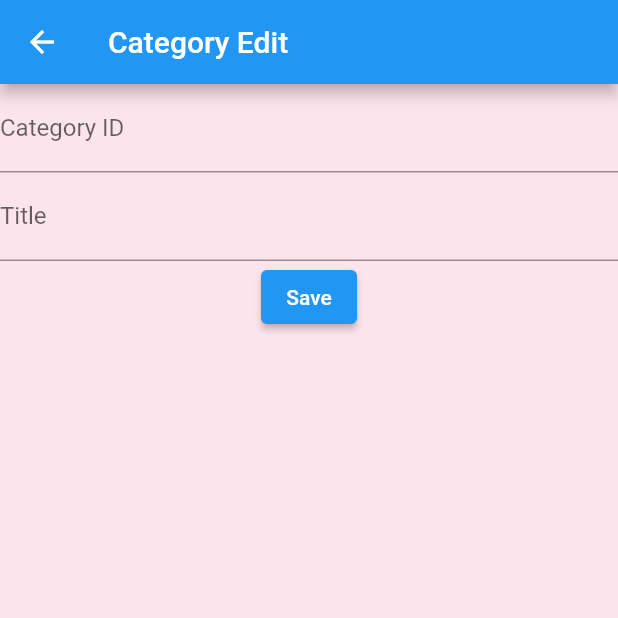
After one commit to withcenter/fireflow, a Flutter app: the CategoryListScreen screen opened by its route, after a tap on the "add" icon, on a phone screen of 412 x 824 dp, the top half of it. The commit adds this screen. Run offline on Flutter 3.47's test engine with Material 2 defaults, Android fonts, the phone set to English and light mode, and no system bars; our stand-ins replace another_flushbar, built_value, cached_network_image, chewie, cloud_firestore, file_picker and 10 more; missing offline and left inert: flutterflow_paginate_firestore, mime_type; accounts and stored records are empty; statements that could not run were skipped.

Commit message:
update post. comment. category. doc. subscriptions

```diff
--- a/example/lib/router.dart
+++ b/example/lib/router.dart
@@ -1,4 +1,7 @@
+import 'package:example/screens/forum/category/category_edit.screen.dart';
+import 'package:example/screens/forum/category/category_list.screen.dart';
 import 'package:example/screens/forum/post_view.screen.dart';
+import 'package:example/screens/setting/setting.screen.dart';
 import 'package:example/screens/user/login.screen.dart';
 import 'package:example/screens/user/register.screen.dart';
 import 'package:example/screens/widget/custom_popup.screen.dart';
@@ -13,6 +16,16 @@ final router = GoRouter(
       name: 'Home',
       path: '/',
       builder: (context, state) => const HomeScreen(),
+    ),
+    GoRoute(
+      name: 'CategoryList',
+      path: '/categoryList',
+      builder: (context, state) => const CategoryListScreen(),
+    ),
+    GoRoute(
+      name: 'CategoryEdit',
+      path: '/categoryEdit',
+      builder: (context, state) => CategoryEditScreen(category: state.queryParams['category']),
     ),
     GoRoute(
       name: 'CustomPopup',
@@ -55,5 +68,10 @@ final router = GoRouter(
       path: '/login',
       builder: (context, state) => LoginScreen(),
     ),
+    GoRoute(
+      name: 'Setting',
+      path: '/setting',
+      builder: (context, state) => SettingScreen(),
+    ),
   ],
 );
--- /dev/null
+++ b/example/lib/screens/forum/category/category_edit.screen.dart
@@ -0,0 +1,69 @@
+import 'package:cloud_firestore/cloud_firestore.dart';
+import 'package:fireflow/fireflow.dart';
+import 'package:flutter/material.dart';
+
+class CategoryEditScreen extends StatefulWidget {
+  const CategoryEditScreen({super.key, this.category});
+
+  final String? category;
+
+  @override
+  State<CategoryEditScreen> createState() => _CategoryEditScreenState();
+}
+
+class _CategoryEditScreenState extends State<CategoryEditScreen> {
+  final title = TextEditingController();
+  final id = TextEditingController();
+
+  CategoryModel? category;
+
+  @override
+  void initState() {
+    super.initState();
+
+    if (widget.category != null) {
+      CategoryService.instance.col.doc(widget.category).get().then((value) {
+        category = CategoryModel.fromSnapshot(value);
+        title.text = category!.title;
+        id.text = category!.category;
+        setState(() {});
+      });
+    }
+  }
+
+  @override
+  Widget build(BuildContext context) {
+    return Scaffold(
+      appBar: AppBar(title: const Text('Category Edit')),
+      body: Container(
+        color: Colors.pink.shade50,
+        child: Column(
+          children: [
+            TextField(
+              controller: id,
+              decoration: const InputDecoration(
+                labelText: 'Category ID',
+              ),
+            ),
+            TextField(
+              controller: title,
+              decoration: const InputDecoration(
+                labelText: 'Title',
+              ),
+            ),
+            ElevatedButton(
+              onPressed: () async {
+                await CategoryService.instance.col.doc(id.text).set({
+                  'title': title.text,
+                  'category': id.text,
+                }, SetOptions(merge: true));
+                Navigator.pop(context);
+              },
+              child: const Text('Save'),
+            ),
+          ],
+        ),
+      ),
+    );
+  }
+}
--- /dev/null
+++ b/example/lib/screens/forum/category/category_list.screen.dart
@@ -0,0 +1,49 @@
+import 'package:fireflow/fireflow.dart';
+import 'package:flutter/material.dart';
+import 'package:go_router/go_router.dart';
+
+class CategoryListScreen extends StatelessWidget {
+  const CategoryListScreen({super.key});
+
+  @override
+  Widget build(BuildContext context) {
+    return Scaffold(
+      appBar: AppBar(
+        title: Text('Categories'),
+        actions: [
+          IconButton(
+            icon: const Icon(Icons.add),
+            onPressed: () {
+              context.pushNamed('CategoryEdit');
+            },
+          ),
+        ],
+      ),
+      body: StreamBuilder(
+          stream: CategoryService.instance.col.snapshots(),
+          builder: (context, snapshot) {
+            if (snapshot.hasError) {
+              return Text('Error: ${snapshot.error}');
+            }
+            if (snapshot.connectionState == ConnectionState.waiting) {
+              return const Center(child: CircularProgressIndicator());
+            }
+            if (snapshot.hasData == false) return const Text('No categories found');
+            if (snapshot.data!.size == 0) return const Text('No categories found');
+
+            return ListView.builder(
+              itemCount: snapshot.data!.docs.length,
+              itemBuilder: (context, index) {
+                final category = CategoryModel.fromSnapshot(snapshot.data!.docs[index]);
+                return ListTile(
+                  title: Text(category.title),
+                  onTap: () {
+                    context.pushNamed('CategoryEdit', queryParams: {'category': category.category});
+                  },
+                );
+              },
+            );
+          }),
+    );
+  }
+}
--- a/lib/src/app.service.dart
+++ b/lib/src/app.service.dart
@@ -94,7 +94,7 @@ class AppService {
 
         await UserService.instance.generateUserPublicDataDocument();
         UserService.instance.listenUserPublicData();
-        await SettingService.instance.generate();
+        await UserSettingService.instance.generate();
       } else {
         this.user = null;
         dog('AppService._initUser() - user is not logged in');
--- a/lib/src/user/user.service.dart
+++ b/lib/src/user/user.service.dart
@@ -26,14 +26,12 @@ class UserService {
   String get uid => FA.FirebaseAuth.instance.currentUser!.uid;
 
   /// The login user's document reference
-  DocumentReference get ref =>
-      FirebaseFirestore.instance.collection('users').doc(uid);
+  DocumentReference get ref => FirebaseFirestore.instance.collection('users').doc(uid);
 
   DocumentReference get myRef => ref;
 
   /// The login user's public data document reference
-  DocumentReference get myUserPublicDataRef =>
-      FirebaseFirestore.instance.collection('users_public_data').doc(uid);
+  DocumentReference get myUserPublicDataRef => FirebaseFirestore.instance.collection('users_public_data').doc(uid);
 
   get publicRef => myUserPublicDataRef;
 
@@ -42,6 +40,7 @@ class UserService {
 
   /// Returns true if the user is logged in.
   bool get isLoggedIn => FA.FirebaseAuth.instance.currentUser != null;
+  bool get notLoggedIn => !isLoggedIn;
 
   StreamSubscription? publicDataSubscription;
 
@@ -119,9 +118,7 @@ class UserService {
   listenUserPublicData() {
     /// Observe the user public data.
     publicDataSubscription?.cancel();
-    publicDataSubscription = UserService.instance.myUserPublicDataRef
-        .snapshots()
-        .listen((snapshot) async {
+    publicDataSubscription = UserService.instance.myUserPublicDataRef.snapshots().listen((snapshot) async {
       if (snapshot.exists) {
         my = UserPublicDataModel.fromSnapshot(snapshot);
         if (AppService.instance.supabase) {
--- a/lib/src/user_setting/user_setting.service.dart
+++ b/lib/src/user_setting/user_setting.service.dart
@@ -5,16 +5,13 @@ import 'package:flutter/material.dart';
 
 /// UserSettingModel is a class that represents a user's setting.
 ///
-class SettingService {
-  static SettingService get instance =>
-      _instance ?? (_instance = SettingService());
-  static SettingService? _instance;
+class UserSettingService {
+  static UserSettingService get instance => _instance ?? (_instance = UserSettingService());
+  static UserSettingService? _instance;
 
   String get uid => FirebaseAuth.instance.currentUser!.uid;
-  DocumentReference get mySettingRef =>
-      FirebaseFirestore.instance.collection('settings').doc(uid);
-  DocumentReference get myUserDocumentReference =>
-      FirebaseFirestore.instance.collection('users').doc(uid);
+  DocumentReference get ref => FirebaseFirestore.instance.collection('settings').doc(uid);
+  DocumentReference get myUserDocumentReference => FirebaseFirestore.instance.collection('users').doc(uid);
 
   User get my => FirebaseAuth.instance.currentUser!;
 
@@ -22,7 +19,7 @@ class SettingService {
   ///
   /// Returns true if the setting document exsits. otherwise, false.
   exists() async {
-    final doc = await mySettingRef.get();
+    final doc = await ref.get();
     return doc.exists;
   }
 
@@ -30,7 +27,7 @@ class SettingService {
   /// The `/users/{uid}` document may be created after the user is signed in.
   Future<UserSettingModel> get() async {
     // get the user's data from the database
-    final snapshot = await mySettingRef.get();
+    final snapshot = await ref.get();
     return UserSettingModel.fromSnapshot(snapshot);
   }
 
@@ -41,10 +38,16 @@ class SettingService {
       return;
     }
 
-    await mySettingRef.set({
+    await ref.set({
       'userDocumentReference': myUserDocumentReference,
     });
 
     dog('UserService.generateUserPublicData() - /settings/{Doc Reference(users)} created.');
   }
+
+  notifyNewComments(bool? value) async {
+    await ref.update({
+      'notifyNewComments': value,
+    });
+  }
 }
```
Also changed, not shown: example/lib/main.dart (+0 -7 lines), example/lib/screens/home/home.screen.dart (+6 -3 lines), example/lib/screens/setting/setting.screen.dart (added, +26 -0 lines), lib/src/push_notifications/messaging.service.dart (+21 -11 lines), 1 other file.
